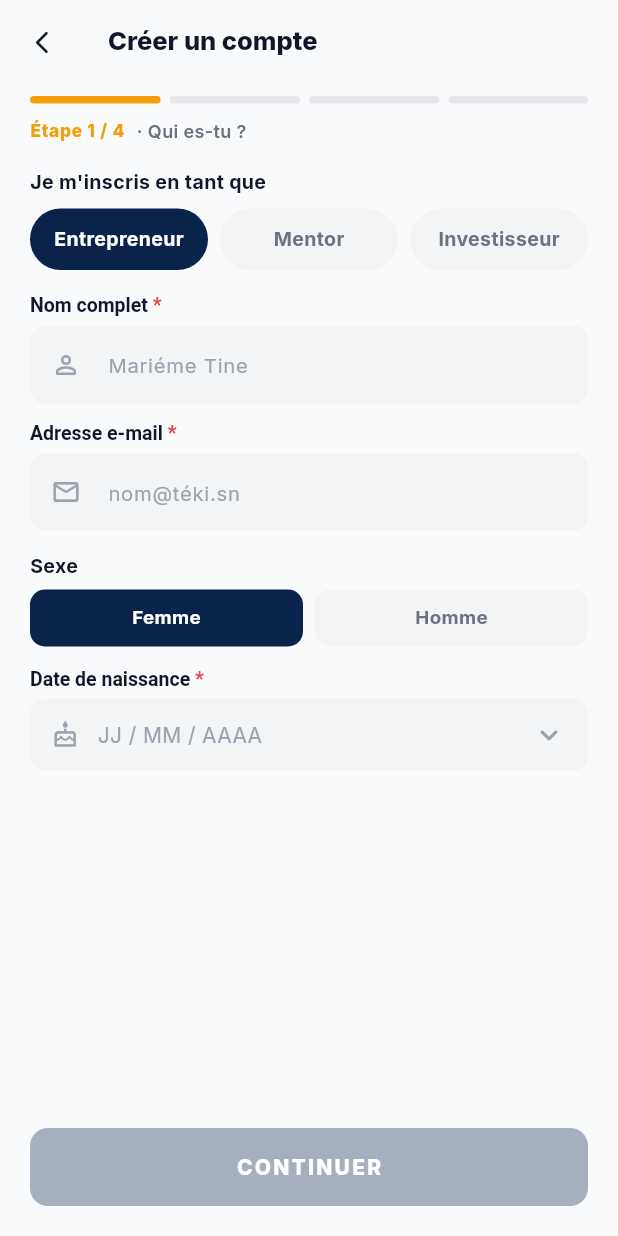
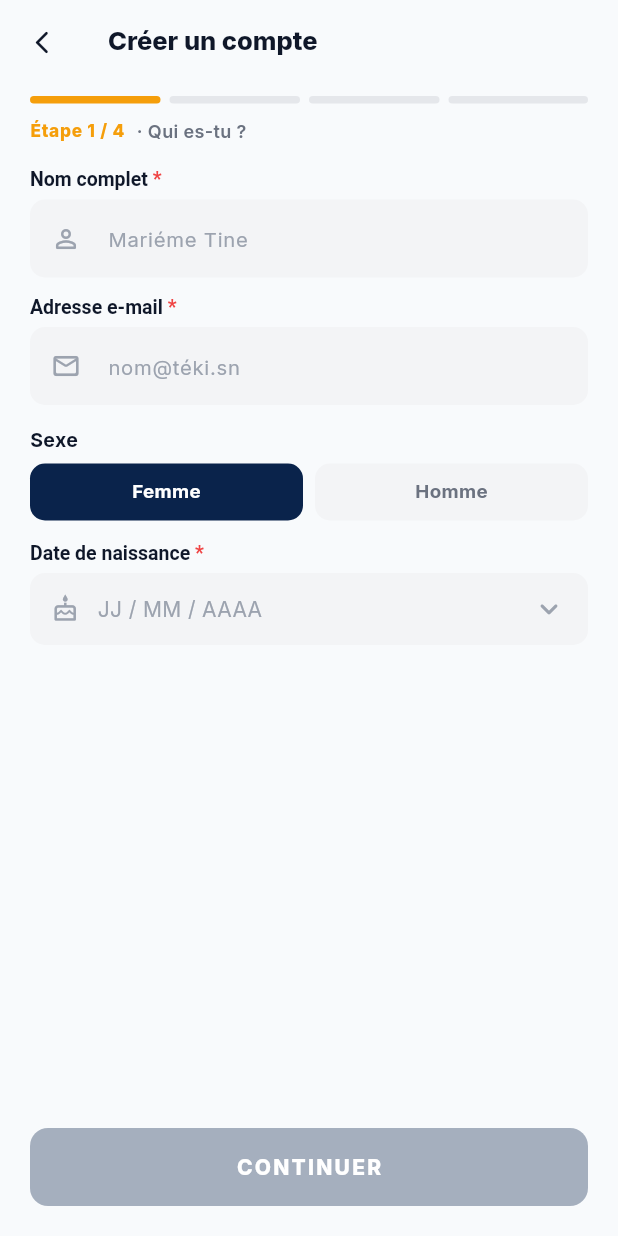
Before and after one commit to Souleymane-Sirima-Mbodj/Diapaler-Africa, a Flutter app: the SignUpPage screen opened directly, on a phone screen of 412 x 824 dp. Run offline on Flutter 3.47's test engine with Material 3 defaults, Android fonts, the phone set to English and light mode, and no system bars; our stand-ins replace firebase_auth, firebase_core, firebase_database, google_fonts; accounts and stored records are empty.

Commit message:
ux: enleve la section 'Je m'inscris en tant que' du formulaire (le role est deja choisi sur l'ecran precedent)

```diff
--- a/lib/screens/signup_page.dart
+++ b/lib/screens/signup_page.dart
@@ -362,21 +362,14 @@ class _SignUpPageState extends State<SignUpPage> {
 
   // ─── ÉTAPE 1 — Identité ───
   Widget _buildStep1() {
+    if (_role != UserRole.entrepreneur) {
+      return const SizedBox.shrink();
+    }
     return ListView(
       key: const ValueKey('step1'),
       padding: const EdgeInsets.fromLTRB(20, 16, 20, 12),
       children: [
-        const _Label("Je m'inscris en tant que"),
-        const SizedBox(height: 8),
-        _RolePills(
-          value: _role,
-          onChanged: (r) => setState(() => _role = r),
-        ),
-        const SizedBox(height: 16),
-        if (_role != UserRole.entrepreneur) ...[
-          const SizedBox.shrink(),
-        ] else ...[
-          const _LabelRequired('Nom complet'),
+        const _LabelRequired('Nom complet'),
         const SizedBox(height: 6),
         TextField(
           controller: _name,
@@ -421,7 +414,6 @@ class _SignUpPageState extends State<SignUpPage> {
           value: _birthDate,
           onTap: _pickBirthDate,
         ),
-        ],
       ],
     );
   }
```
